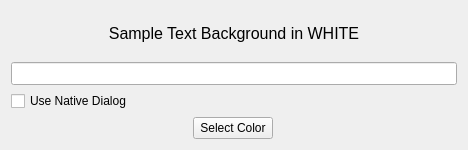
The window that colorpicker.ui (copperspice/kitchensink) describes before a commit, drawn with Qt 5.
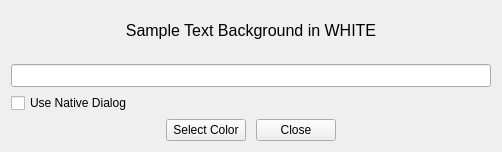
The same window after the commit.

The edit to the form file:
```diff
--- a/colorpicker.ui
+++ b/colorpicker.ui
@@ -6,48 +6,22 @@
    <rect>
     <x>0</x>
     <y>0</y>
-    <width>468</width>
-    <height>150</height>
+    <width>502</width>
+    <height>152</height>
    </rect>
   </property>
   <property name="windowTitle">
    <string/>
   </property>
   <layout class="QGridLayout" name="gridLayout">
-   <item row="4" column="0" colspan="4">
-    <widget class="QCheckBox" name="native_checkBox">
-     <property name="text">
-      <string>Use Native Dialog</string>
-     </property>
-    </widget>
-   </item>
-   <item row="3" column="0" colspan="4">
-    <widget class="QLineEdit" name="colorEdit">
-     <property name="font">
-      <font>
-       <pointsize>10</pointsize>
-      </font>
-     </property>
-    </widget>
-   </item>
-   <item row="2" column="1">
-    <spacer name="verticalSpacer_2">
-     <property name="orientation">
-      <enum>Qt::Vertical</enum>
-     </property>
-     <property name="sizeHint" stdset="0">
-      <size>
-       <width>20</width>
-       <height>10</height>
-      </size>
-     </property>
-    </spacer>
-   </item>
-   <item row="0" column="1">
+   <item row="0" column="0">
     <spacer name="verticalSpacer_3">
      <property name="orientation">
       <enum>Qt::Vertical</enum>
      </property>
+     <property name="sizeType">
+      <enum>QSizePolicy::Fixed</enum>
+     </property>
      <property name="sizeHint" stdset="0">
       <size>
        <width>20</width>
@@ -56,40 +30,7 @@
      </property>
     </spacer>
    </item>
-   <item row="5" column="3">
-    <spacer name="horizontalSpacer_2">
-     <property name="orientation">
-      <enum>Qt::Horizontal</enum>
-     </property>
-     <property name="sizeHint" stdset="0">
-      <size>
-       <width>180</width>
-       <height>20</height>
-      </size>
-     </property>
-    </spacer>
-   </item>
-   <item row="5" column="0" colspan="2">
-    <spacer name="horizontalSpacer_1">
-     <property name="orientation">
-      <enum>Qt::Horizontal</enum>
-     </property>
-     <property name="sizeHint" stdset="0">
-      <size>
-       <width>180</width>
-       <height>20</height>
-      </size>
-     </property>
-    </spacer>
-   </item>
-   <item row="5" column="2">
-    <widget class="QPushButton" name="selectColor_PB">
-     <property name="text">
-      <string>Select Color</string>
-     </property>
-    </widget>
-   </item>
-   <item row="1" column="0" colspan="4">
+   <item row="1" column="0">
     <widget class="QLabel" name="label">
      <property name="font">
       <font>
@@ -104,6 +45,82 @@
      </property>
     </widget>
    </item>
+   <item row="2" column="0">
+    <spacer name="verticalSpacer_2">
+     <property name="orientation">
+      <enum>Qt::Vertical</enum>
+     </property>
+     <property name="sizeHint" stdset="0">
+      <size>
+       <width>20</width>
+       <height>10</height>
+      </size>
+     </property>
+    </spacer>
+   </item>
+   <item row="3" column="0">
+    <widget class="QLineEdit" name="colorEdit">
+     <property name="font">
+      <font>
+       <pointsize>10</pointsize>
+      </font>
+     </property>
+    </widget>
+   </item>
+   <item row="4" column="0">
+    <widget class="QCheckBox" name="native_checkBox">
+     <property name="text">
+      <string>Use Native Dialog</string>
+     </property>
+    </widget>
+   </item>
+   <item row="5" column="0">
+    <layout class="QHBoxLayout" name="horizontalLayout">
+     <property name="spacing">
+      <number>10</number>
+     </property>
+     <item>
+      <spacer name="horizontalSpacer_1">
+       <property name="orientation">
+        <enum>Qt::Horizontal</enum>
+       </property>
+       <property name="sizeHint" stdset="0">
+        <size>
+         <width>150</width>
+         <height>20</height>
+        </size>
+       </property>
+      </spacer>
+     </item>
+     <item>
+      <widget class="QPushButton" name="selectColor_PB">
+       <property name="text">
+        <string>Select Color</string>
+       </property>
+      </widget>
+     </item>
+     <item>
+      <widget class="QPushButton" name="closePB">
+       <property name="text">
+        <string>Close</string>
+       </property>
+      </widget>
+     </item>
+     <item>
+      <spacer name="horizontalSpacer_3">
+       <property name="orientation">
+        <enum>Qt::Horizontal</enum>
+       </property>
+       <property name="sizeHint" stdset="0">
+        <size>
+         <width>150</width>
+         <height>20</height>
+        </size>
+       </property>
+      </spacer>
+     </item>
+    </layout>
+   </item>
   </layout>
  </widget>
  <resources/>
```
